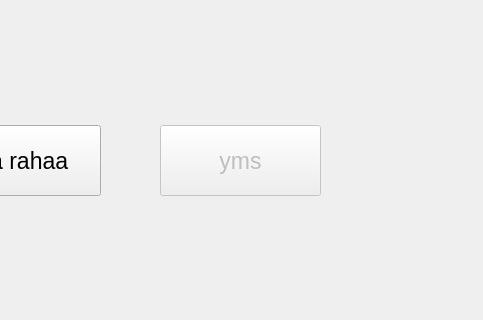
Before: the Qt Designer form bankautomat/valikko.ui in tvt21kmo-bank-project/group_9, drawn with Qt 5; both pictures show x 370 to 853 and y 85 to 405 of the 853 by 525 pixel window.
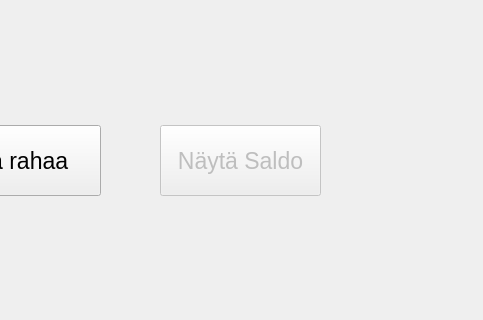
After: the same form once the commit is applied.

The edit to the form file:
```diff
--- a/bankautomat/valikko.ui
+++ b/bankautomat/valikko.ui
@@ -67,7 +67,7 @@
     </font>
    </property>
    <property name="text">
-    <string>yms</string>
+    <string>Näytä Saldo</string>
    </property>
   </widget>
  </widget>
```
Left out of the diff: 2 changed lines with no effect on the pictures.
